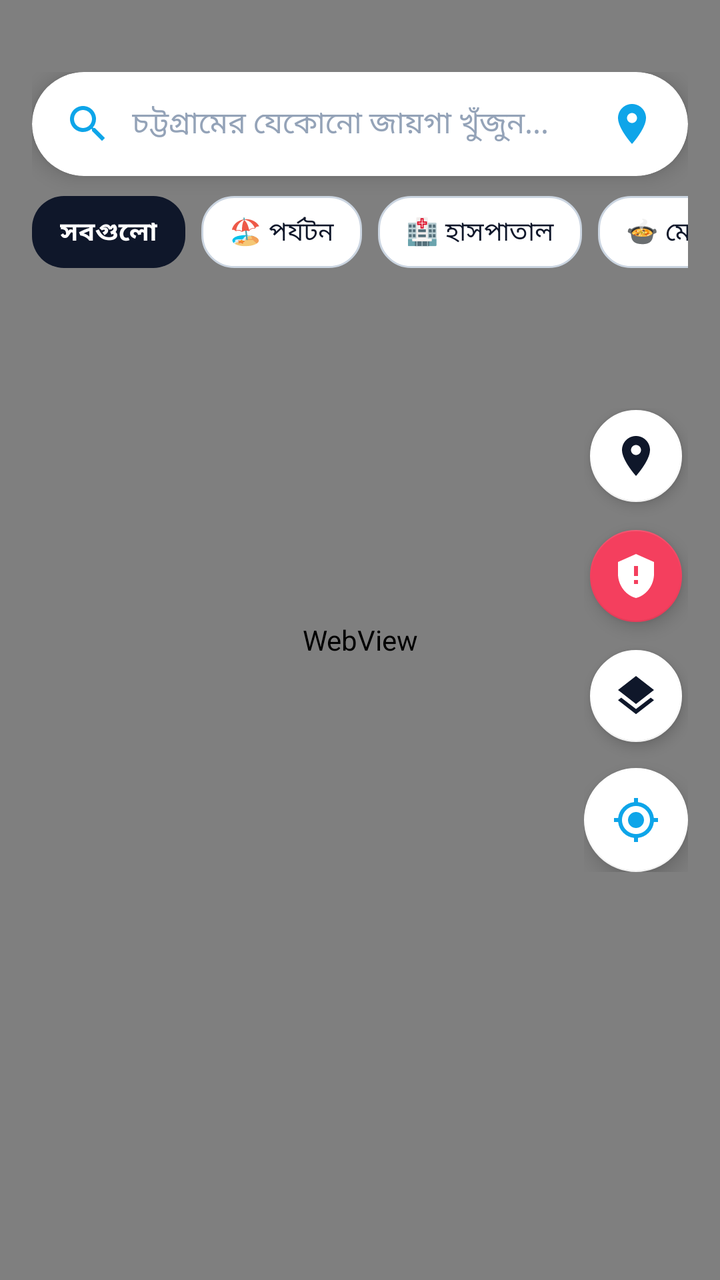
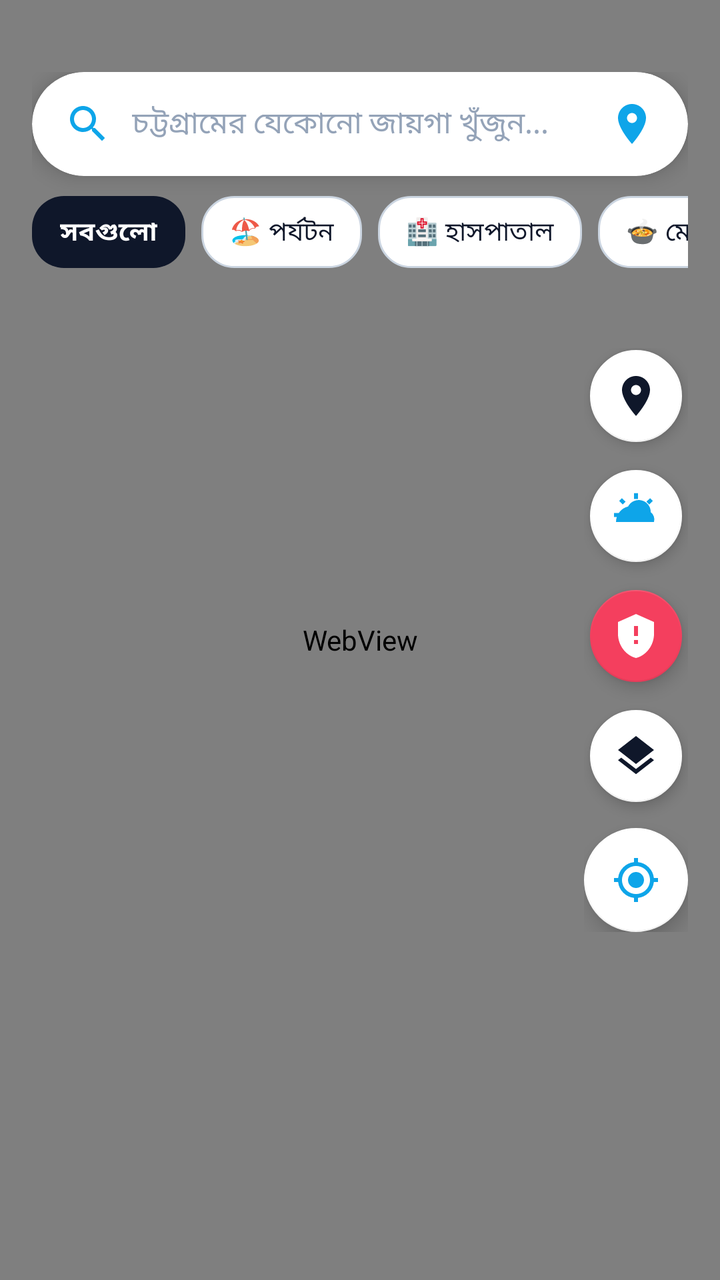

Two renders of the same Android screen: before a commit and after it. Below are the layout's source before the change and the commit's diff.
<!-- AndroidManifest.xml: activity theme Theme.Chittago -->
<!-- res/layout/activity_main.xml -->
<?xml version="1.0" encoding="utf-8"?>
<androidx.coordinatorlayout.widget.CoordinatorLayout xmlns:android="http://schemas.android.com/apk/res/android"
    xmlns:app="http://schemas.android.com/apk/res-auto"
    xmlns:tools="http://schemas.android.com/tools"
    android:layout_width="match_parent"
    android:layout_height="match_parent"
    android:background="@color/primary">

    
    <WebView
        android:id="@+id/mapWebView"
        android:layout_width="match_parent"
        android:layout_height="match_parent" />

    
    <LinearLayout
        android:id="@+id/topHeaderLayout"
        android:layout_width="match_parent"
        android:layout_height="wrap_content"
        android:orientation="vertical"
        android:paddingStart="16dp"
        android:paddingTop="36dp"
        android:paddingEnd="16dp"
        android:paddingBottom="8dp">

        
        <androidx.cardview.widget.CardView
            android:layout_width="match_parent"
            android:layout_height="52dp"
            app:cardBackgroundColor="@color/surface_white"
            app:cardCornerRadius="26dp"
            app:cardElevation="6dp">

            <LinearLayout
                android:layout_width="match_parent"
                android:layout_height="match_parent"
                android:gravity="center_vertical"
                android:orientation="horizontal"
                android:paddingStart="16dp"
                android:paddingEnd="12dp">

                <ImageView
                    android:layout_width="24dp"
                    android:layout_height="24dp"
                    android:contentDescription="@null"
                    android:src="@drawable/ic_search"
                    app:tint="@color/accent_teal" />

                <EditText
                    android:id="@+id/etSearch"
                    android:layout_width="0dp"
                    android:layout_height="match_parent"
                    android:layout_marginStart="10dp"
                    android:layout_marginEnd="6dp"
                    android:layout_weight="1"
                    android:background="@null"
                    android:hint="@string/search_hint"
                    android:imeOptions="actionSearch"
                    android:inputType="text"
                    android:maxLines="1"
                    android:textColor="@color/text_primary"
                    android:textColorHint="@color/text_muted"
                    android:textSize="15sp" />

                <ImageView
                    android:id="@+id/btnDistrictFilter"
                    android:layout_width="32dp"
                    android:layout_height="32dp"
                    android:background="?attr/selectableItemBackgroundBorderless"
                    android:contentDescription="@string/district_title"
                    android:padding="4dp"
                    android:src="@drawable/ic_district"
                    app:tint="@color/accent_teal" />

                <ImageView
                    android:id="@+id/btnClearSearch"
                    android:layout_width="32dp"
                    android:layout_height="32dp"
                    android:background="?attr/selectableItemBackgroundBorderless"
                    android:contentDescription="Clear search"
                    android:padding="6dp"
                    android:src="@drawable/ic_close"
                    android:visibility="gone"
                    app:tint="@color/text_secondary" />
            </LinearLayout>
        </androidx.cardview.widget.CardView>

        
        <androidx.cardview.widget.CardView
            android:id="@+id/cardSuggestions"
            android:layout_width="match_parent"
            android:layout_height="wrap_content"
            android:layout_marginTop="8dp"
            android:visibility="gone"
            app:cardBackgroundColor="@color/surface_white"
            app:cardCornerRadius="16dp"
            app:cardElevation="8dp">

            <androidx.recyclerview.widget.RecyclerView
                android:id="@+id/rvSuggestions"
                android:layout_width="match_parent"
                android:layout_height="wrap_content"
                android:maxHeight="260dp"
                android:paddingTop="4dp"
                android:paddingBottom="4dp" />
        </androidx.cardview.widget.CardView>

        
        <HorizontalScrollView
            android:id="@+id/horizontalChipsScroll"
            android:layout_width="match_parent"
            android:layout_height="wrap_content"
            android:layout_marginTop="10dp"
            android:clipToPadding="false"
            android:scrollbars="none">

            <LinearLayout
                android:layout_width="wrap_content"
                android:layout_height="wrap_content"
                android:orientation="horizontal">

                <TextView
                    android:id="@+id/chipAll"
                    android:layout_width="wrap_content"
                    android:layout_height="36dp"
                    android:layout_marginEnd="8dp"
                    android:background="@drawable/bg_chip_selected"
                    android:gravity="center"
                    android:paddingStart="14dp"
                    android:paddingEnd="14dp"
                    android:text="সবগুলো"
                    android:textColor="@color/surface_white"
                    android:textSize="13sp"
                    android:textStyle="bold" />

                <TextView
                    android:id="@+id/chipTourism"
                    android:layout_width="wrap_content"
                    android:layout_height="36dp"
                    android:layout_marginEnd="8dp"
                    android:background="@drawable/bg_chip_unselected"
                    android:gravity="center"
                    android:paddingStart="14dp"
                    android:paddingEnd="14dp"
                    android:text="@string/category_tourism"
                    android:textColor="@color/text_primary"
                    android:textSize="13sp" />

                <TextView
                    android:id="@+id/chipHospital"
                    android:layout_width="wrap_content"
                    android:layout_height="36dp"
                    android:layout_marginEnd="8dp"
                    android:background="@drawable/bg_chip_unselected"
                    android:gravity="center"
                    android:paddingStart="14dp"
                    android:paddingEnd="14dp"
                    android:text="@string/category_hospital"
                    android:textColor="@color/text_primary"
                    android:textSize="13sp" />

                <TextView
                    android:id="@+id/chipMezban"
                    android:layout_width="wrap_content"
                    android:layout_height="36dp"
                    android:layout_marginEnd="8dp"
                    android:background="@drawable/bg_chip_unselected"
                    android:gravity="center"
                    android:paddingStart="14dp"
                    android:paddingEnd="14dp"
                    android:text="@string/category_mezban"
                    android:textColor="@color/text_primary"
                    android:textSize="13sp" />

                <TextView
                    android:id="@+id/chipTransport"
                    android:layout_width="wrap_content"
                    android:layout_height="36dp"
                    android:layout_marginEnd="8dp"
                    android:background="@drawable/bg_chip_unselected"
                    android:gravity="center"
                    android:paddingStart="14dp"
                    android:paddingEnd="14dp"
                    android:text="@string/category_transport"
                    android:textColor="@color/text_primary"
                    android:textSize="13sp" />

                <TextView
                    android:id="@+id/chipEmergency"
                    android:layout_width="wrap_content"
                    android:layout_height="36dp"
                    android:background="@drawable/bg_chip_unselected"
                    android:gravity="center"
                    android:paddingStart="14dp"
                    android:paddingEnd="14dp"
                    android:text="@string/category_emergency"
                    android:textColor="@color/text_primary"
                    android:textSize="13sp" />
            </LinearLayout>
        </HorizontalScrollView>
    </LinearLayout>

    
    <LinearLayout
        android:layout_width="wrap_content"
        android:layout_height="wrap_content"
        android:layout_gravity="end|center_vertical"
        android:layout_marginEnd="16dp"
        android:gravity="center"
        android:orientation="vertical">

        
        <com.google.android.material.floatingactionbutton.FloatingActionButton
            android:id="@+id/fabDistrictQuick"
            android:layout_width="wrap_content"
            android:layout_height="wrap_content"
            android:layout_marginBottom="12dp"
            android:contentDescription="Select District"
            android:src="@drawable/ic_district"
            app:backgroundTint="@color/surface_white"
            app:elevation="4dp"
            app:fabCustomSize="46dp"
            app:tint="@color/primary" />

        
        <com.google.android.material.floatingactionbutton.FloatingActionButton
            android:id="@+id/fabEmergency"
            android:layout_width="wrap_content"
            android:layout_height="wrap_content"
            android:layout_marginBottom="12dp"
            android:contentDescription="Emergency Helpline"
            android:src="@drawable/ic_emergency"
            app:backgroundTint="@color/coral"
            app:elevation="5dp"
            app:fabCustomSize="46dp"
            app:tint="@color/surface_white" />

        
        <com.google.android.material.floatingactionbutton.FloatingActionButton
            android:id="@+id/fabLayers"
            android:layout_width="wrap_content"
            android:layout_height="wrap_content"
            android:layout_marginBottom="12dp"
            android:contentDescription="Change Map Layer"
            android:src="@drawable/ic_layers"
            app:backgroundTint="@color/surface_white"
            app:elevation="4dp"
            app:fabCustomSize="46dp"
            app:tint="@color/primary" />

        
        <com.google.android.material.floatingactionbutton.FloatingActionButton
            android:id="@+id/fabMyLocation"
            android:layout_width="wrap_content"
            android:layout_height="wrap_content"
            android:contentDescription="My Location"
            android:src="@drawable/ic_my_location"
            app:backgroundTint="@color/surface_white"
            app:elevation="6dp"
            app:fabCustomSize="52dp"
            app:tint="@color/accent_teal" />
    </LinearLayout>

    
    <androidx.cardview.widget.CardView
        android:id="@+id/cardRouteInfo"
        android:layout_width="match_parent"
        android:layout_height="wrap_content"
        android:layout_marginStart="16dp"
        android:layout_marginTop="150dp"
        android:layout_marginEnd="16dp"
        android:visibility="gone"
        app:cardBackgroundColor="@color/surface_white"
        app:cardCornerRadius="18dp"
        app:cardElevation="10dp">

        <LinearLayout
            android:layout_width="match_parent"
            android:layout_height="wrap_content"
            android:orientation="vertical"
            android:padding="16dp">

            <RelativeLayout
                android:layout_width="match_parent"
                android:layout_height="wrap_content">

                <TextView
                    android:id="@+id/tvRouteDestination"
                    android:layout_width="wrap_content"
                    android:layout_height="wrap_content"
                    android:layout_alignParentStart="true"
                    android:layout_toStartOf="@id/btnCloseRoute"
                    android:text="গন্তব্য: পতেঙ্গা সমুদ্র সৈকত"
                    android:textColor="@color/text_primary"
                    android:textSize="16sp"
                    android:textStyle="bold" />

                <ImageView
                    android:id="@+id/btnCloseRoute"
                    android:layout_width="28dp"
                    android:layout_height="28dp"
                    android:layout_alignParentEnd="true"
                    android:background="?attr/selectableItemBackgroundBorderless"
                    android:contentDescription="Close route"
                    android:src="@drawable/ic_close"
                    app:tint="@color/text_secondary" />
            </RelativeLayout>

            <LinearLayout
                android:layout_width="match_parent"
                android:layout_height="wrap_content"
                android:layout_marginTop="8dp"
                android:gravity="center_vertical"
                android:orientation="horizontal">

                <TextView
                    android:id="@+id/tvRouteDuration"
                    android:layout_width="wrap_content"
                    android:layout_height="wrap_content"
                    android:text="৩৫ মিনিট"
                    android:textColor="@color/emerald"
                    android:textSize="20sp"
                    android:textStyle="bold" />

                <TextView
                    android:id="@+id/tvRouteDistance"
                    android:layout_width="wrap_content"
                    android:layout_height="wrap_content"
                    android:layout_marginStart="12dp"
                    android:text="(১৫.২ কিমি)"
                    android:textColor="@color/text_secondary"
                    android:textSize="15sp" />
            </LinearLayout>

            
            <LinearLayout
                android:layout_width="match_parent"
                android:layout_height="wrap_content"
                android:layout_marginTop="12dp"
                android:gravity="center_vertical"
                android:orientation="horizontal">

                <TextView
                    android:id="@+id/btnModeDriving"
                    android:layout_width="0dp"
                    android:layout_height="34dp"
                    android:layout_marginEnd="6dp"
                    android:layout_weight="1"
                    android:background="@drawable/bg_chip_selected"
                    android:gravity="center"
                    android:text="@string/route_mode_driving"
                    android:textColor="@color/surface_white"
                    android:textSize="13sp" />

                <TextView
                    android:id="@+id/btnModeBike"
                    android:layout_width="0dp"
                    android:layout_height="34dp"
                    android:layout_marginEnd="6dp"
                    android:layout_weight="1"
                    android:background="@drawable/bg_chip_unselected"
                    android:gravity="center"
                    android:text="@string/route_mode_bike"
                    android:textColor="@color/text_primary"
                    android:textSize="13sp" />

                <TextView
                    android:id="@+id/btnModeWalking"
                    android:layout_width="0dp"
                    android:layout_height="34dp"
                    android:layout_weight="1"
                    android:background="@drawable/bg_chip_unselected"
                    android:gravity="center"
                    android:text="@string/route_mode_walking"
                    android:textColor="@color/text_primary"
                    android:textSize="13sp" />
            </LinearLayout>

            
            <com.google.android.material.button.MaterialButton
                android:id="@+id/btnViewRouteSteps"
                style="@style/Widget.MaterialComponents.Button.OutlinedButton"
                android:layout_width="match_parent"
                android:layout_height="40dp"
                android:layout_marginTop="10dp"
                android:text="টার্ন-বাই-টার্ন পথনির্দেশনা দেখুন"
                android:textAllCaps="false"
                android:textColor="@color/accent_teal"
                android:textSize="13sp"
                app:cornerRadius="10dp"
                app:icon="@drawable/ic_directions"
                app:iconGravity="textStart"
                app:iconSize="16dp"
                app:iconTint="@color/accent_teal"
                app:strokeColor="@color/accent_teal" />
        </LinearLayout>
    </androidx.cardview.widget.CardView>

    
    <androidx.cardview.widget.CardView
        android:id="@+id/cardPoiDetail"
        android:layout_width="match_parent"
        android:layout_height="wrap_content"
        android:layout_gravity="bottom"
        android:visibility="gone"
        app:cardBackgroundColor="@color/surface_white"
        app:cardCornerRadius="24dp"
        app:cardElevation="12dp">

        <LinearLayout
            android:layout_width="match_parent"
            android:layout_height="wrap_content"
            android:orientation="vertical"
            android:padding="20dp">

            
            <View
                android:layout_width="36dp"
                android:layout_height="4dp"
                android:layout_gravity="center_horizontal"
                android:layout_marginBottom="12dp"
                android:background="@drawable/bg_glass_search" />

            <RelativeLayout
                android:layout_width="match_parent"
                android:layout_height="wrap_content">

                <TextView
                    android:id="@+id/tvPoiName"
                    android:layout_width="wrap_content"
                    android:layout_height="wrap_content"
                    android:layout_alignParentStart="true"
                    android:layout_toStartOf="@id/btnClosePoiDetail"
                    android:text="পতেঙ্গা সমুদ্র সৈকত"
                    android:textColor="@color/text_primary"
                    android:textSize="19sp"
                    android:textStyle="bold" />

                <ImageView
                    android:id="@+id/btnClosePoiDetail"
                    android:layout_width="28dp"
                    android:layout_height="28dp"
                    android:layout_alignParentEnd="true"
                    android:background="?attr/selectableItemBackgroundBorderless"
                    android:contentDescription="Close details"
                    android:src="@drawable/ic_close"
                    app:tint="@color/text_secondary" />
            </RelativeLayout>

            
            <LinearLayout
                android:layout_width="match_parent"
                android:layout_height="wrap_content"
                android:layout_marginTop="6dp"
                android:gravity="center_vertical"
                android:orientation="horizontal">

                <TextView
                    android:id="@+id/tvPoiDistrict"
                    android:layout_width="wrap_content"
                    android:layout_height="wrap_content"
                    android:background="@drawable/bg_chip_unselected"
                    android:paddingStart="8dp"
                    android:paddingTop="2dp"
                    android:paddingEnd="8dp"
                    android:paddingBottom="2dp"
                    android:text="চট্টগ্রাম জেলা"
                    android:textColor="@color/accent_teal"
                    android:textSize="12sp"
                    android:textStyle="bold" />

                <TextView
                    android:id="@+id/tvPoiDistance"
                    android:layout_width="wrap_content"
                    android:layout_height="wrap_content"
                    android:layout_marginStart="10dp"
                    android:text="দূরত্ব: ১২.৫ কিমি"
                    android:textColor="@color/text_secondary"
                    android:textSize="13sp" />
            </LinearLayout>

            <TextView
                android:id="@+id/tvPoiDescription"
                android:layout_width="match_parent"
                android:layout_height="wrap_content"
                android:layout_marginTop="10dp"
                android:text="চট্টগ্রাম শহরের অন্যতম জনপ্রিয় সমুদ্র সৈকত।"
                android:textColor="@color/text_secondary"
                android:textSize="14sp" />

            
            <LinearLayout
                android:layout_width="match_parent"
                android:layout_height="wrap_content"
                android:layout_marginTop="16dp"
                android:orientation="horizontal">

                
                <com.google.android.material.button.MaterialButton
                    android:id="@+id/btnGetDirections"
                    android:layout_width="0dp"
                    android:layout_height="48dp"
                    android:layout_weight="2"
                    android:backgroundTint="@color/accent_teal"
                    android:text="@string/btn_directions"
                    android:textAllCaps="false"
                    android:textColor="@color/surface_white"
                    android:textSize="14sp"
                    app:cornerRadius="14dp"
                    app:icon="@drawable/ic_directions"
                    app:iconGravity="textStart"
                    app:iconTint="@color/surface_white" />

                
                <com.google.android.material.button.MaterialButton
                    android:id="@+id/btnCallPoi"
                    style="@style/Widget.MaterialComponents.Button.OutlinedButton"
                    android:layout_width="0dp"
                    android:layout_height="48dp"
                    android:layout_marginStart="8dp"
                    android:layout_weight="1"
                    android:text="কল"
                    android:textAllCaps="false"
                    android:textColor="@color/emerald"
                    app:cornerRadius="14dp"
                    app:icon="@drawable/ic_call"
                    app:iconGravity="textStart"
                    app:iconTint="@color/emerald"
                    app:strokeColor="@color/emerald" />

                
                <com.google.android.material.button.MaterialButton
                    android:id="@+id/btnSharePoi"
                    style="@style/Widget.MaterialComponents.Button.OutlinedButton"
                    android:layout_width="0dp"
                    android:layout_height="48dp"
                    android:layout_marginStart="8dp"
                    android:layout_weight="1"
                    android:text="শেয়ার"
                    android:textAllCaps="false"
                    android:textColor="@color/accent_teal"
                    app:cornerRadius="14dp"
                    app:icon="@drawable/ic_share"
                    app:iconGravity="textStart"
                    app:iconTint="@color/accent_teal"
                    app:strokeColor="@color/accent_teal" />
            </LinearLayout>
        </LinearLayout>
    </androidx.cardview.widget.CardView>

</androidx.coordinatorlayout.widget.CoordinatorLayout>
<!-- resources referenced by this layout -->
<resources>
  <color name="accent_teal">#0EA5E9</color>
  <color name="coral">#F43F5E</color>
  <color name="emerald">#10B981</color>
  <color name="primary">#0F172A</color>
  <color name="surface_white">#FFFFFF</color>
  <color name="text_muted">#94A3B8</color>
  <color name="text_primary">#0F172A</color>
  <color name="text_secondary">#64748B</color>
  <!-- drawable bg_chip_selected (drawable) -->
  <?xml version="1.0" encoding="utf-8"?>
  <shape xmlns:android="http://schemas.android.com/apk/res/android"
      android:shape="rectangle">
      <corners android:radius="16dp" />
      <solid android:color="#0F172A" />
  </shape>
  <!-- drawable bg_chip_unselected (drawable) -->
  <?xml version="1.0" encoding="utf-8"?>
  <shape xmlns:android="http://schemas.android.com/apk/res/android"
      android:shape="rectangle">
      <corners android:radius="16dp" />
      <solid android:color="#FFFFFF" />
      <stroke
          android:width="1dp"
          android:color="#CBD5E1" />
  </shape>
  <!-- drawable bg_glass_search (drawable) -->
  <?xml version="1.0" encoding="utf-8"?>
  <shape xmlns:android="http://schemas.android.com/apk/res/android"
      android:shape="rectangle">
      <corners android:radius="24dp" />
      <solid android:color="#F8FAFC" />
      <stroke
          android:width="1.5dp"
          android:color="#E2E8F0" />
  </shape>
  <!-- drawable ic_close (drawable) -->
  <vector xmlns:android="http://schemas.android.com/apk/res/android"
      android:width="24dp"
      android:height="24dp"
      android:viewportWidth="24"
      android:viewportHeight="24">
      <path
          android:fillColor="#64748B"
          android:pathData="M19,6.41L17.59,5 12,10.59 6.41,5 5,6.41 10.59,12 5,17.59 6.41,19 12,13.41 17.59,19 19,17.59 13.41,12z" />
  </vector>
  <!-- drawable ic_emergency (drawable) -->
  <vector xmlns:android="http://schemas.android.com/apk/res/android"
      android:width="24dp"
      android:height="24dp"
      android:viewportWidth="24"
      android:viewportHeight="24">
      <path
          android:fillColor="#FFFFFF"
          android:pathData="M12,1L3,5v6c0,5.55 3.84,10.74 9,12 5.16,-1.26 9,-6.45 9,-12V5l-9,-4zM13,16h-2v-2h2v2zM13,12h-2V7h2v5z"/>
  </vector>
  <!-- drawable ic_layers (drawable) -->
  <vector xmlns:android="http://schemas.android.com/apk/res/android"
      android:width="24dp"
      android:height="24dp"
      android:viewportWidth="24"
      android:viewportHeight="24">
      <path
          android:fillColor="#0EA5E9"
          android:pathData="M11.99,18.54l-7.37,-5.73L3,14.07l9,7 9,-7 -1.63,-1.27 -7.38,5.74zM12,16l7.36,-5.73L21,9l-9,-7 -9,7 1.63,1.27L12,16z" />
  </vector>
  <string name="btn_directions">রুট ও নেভিগেশন</string>
  <string name="category_emergency">🚨 জরুরি সেবা</string>
  <string name="category_hospital">🏥 হাসপাতাল</string>
  <string name="category_mezban">🍲 মেজবানি</string>
  <string name="category_tourism">🏖️ পর্যটন</string>
  <string name="category_transport">🚌 স্টেশন</string>
  <string name="district_title">চট্টগ্রাম বিভাগ (১১ জেলা)</string>
  <string name="route_mode_bike">🏍️ বাইক</string>
  <string name="route_mode_driving">🚗 গাড়ি</string>
  <string name="route_mode_walking">🚶 হাঁটা</string>
  <string name="search_hint">চট্টগ্রামের যেকোনো জায়গা খুঁজুন...</string>
  <color name="primary_dark">#020617</color>
  <!-- unchanged entries left out for length: 7 -->
</resources>

<!-- the commit's change to res/layout/activity_main.xml (unified diff, before → after) -->
@@ -196,6 +196,21 @@
                     android:text="@string/category_emergency"
                     android:textColor="@color/text_primary"
                     android:textSize="13sp" />
+
+                
+                <TextView
+                    android:id="@+id/chipWeather"
+                    android:layout_width="wrap_content"
+                    android:layout_height="36dp"
+                    android:layout_marginStart="8dp"
+                    android:background="@drawable/bg_chip_unselected"
+                    android:gravity="center"
+                    android:paddingStart="14dp"
+                    android:paddingEnd="14dp"
+                    android:text="🌦️ আবহাওয়া"
+                    android:textColor="@color/accent_teal"
+                    android:textSize="13sp"
+                    android:textStyle="bold" />
             </LinearLayout>
         </HorizontalScrollView>
     </LinearLayout>
@@ -221,6 +236,19 @@
             app:elevation="4dp"
             app:fabCustomSize="46dp"
             app:tint="@color/primary" />
+
+        
+        <com.google.android.material.floatingactionbutton.FloatingActionButton
+            android:id="@+id/fabWeather"
+            android:layout_width="wrap_content"
+            android:layout_height="wrap_content"
+            android:layout_marginBottom="12dp"
+            android:contentDescription="Weather Advisory"
+            android:src="@drawable/ic_weather"
+            app:backgroundTint="@color/surface_white"
+            app:elevation="4dp"
+            app:fabCustomSize="46dp"
+            app:tint="@color/accent_teal" />
 
         
         <com.google.android.material.floatingactionbutton.FloatingActionButton
<!-- resource entries referenced after the edit -->
@@ -65,6 +65,16 @@
           android:fillColor="#0EA5E9"
           android:pathData="M11.99,18.54l-7.37,-5.73L3,14.07l9,7 9,-7 -1.63,-1.27 -7.38,5.74zM12,16l7.36,-5.73L21,9l-9,-7 -9,7 1.63,1.27L12,16z" />
   </vector>
+  <!-- drawable ic_weather (drawable) -->
+  <vector xmlns:android="http://schemas.android.com/apk/res/android"
+      android:width="24dp"
+      android:height="24dp"
+      android:viewportWidth="24"
+      android:viewportHeight="24">
+      <path
+          android:fillColor="#FFFFFF"
+          android:pathData="M6.76,4.84l-1.8,-1.79 -1.41,1.41 1.79,1.79 1.42,-1.41zM4,10.5H1v2h3v-2zM13,0.55h-2V3.5h2V0.55zM20.45,4.46l-1.41,-1.41 -1.8,1.79 1.41,1.41 1.8,-1.79zM19.36,10.04A6,6 0 0,0 8.04,7.24 8,8 0 0,0 2,15h19a5,5 0 0,0 -1.64,-4.96z"/>
+  </vector>
   <string name="btn_directions">রুট ও নেভিগেশন</string>
   <string name="category_emergency">🚨 জরুরি সেবা</string>
   <string name="category_hospital">🏥 হাসপাতাল</string>
